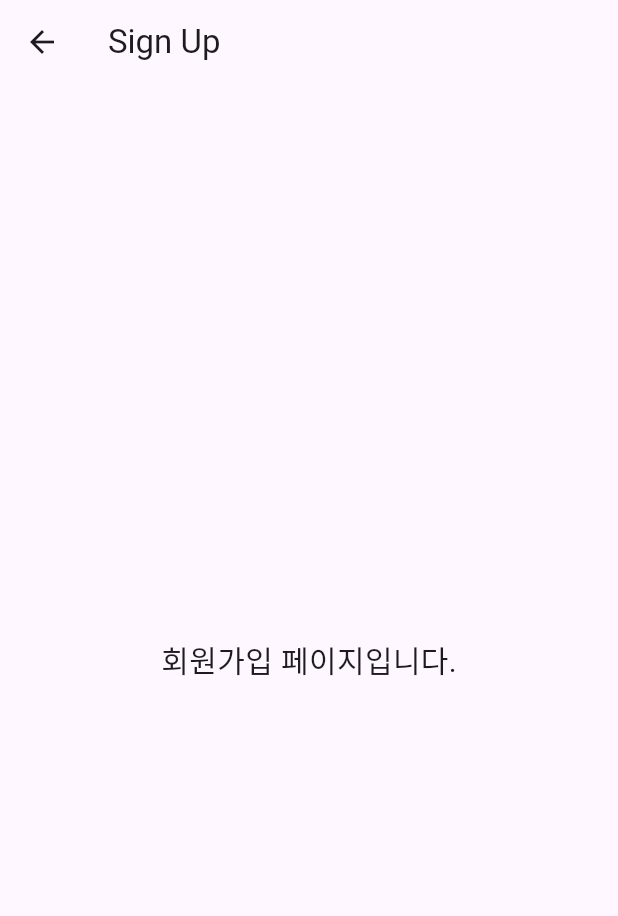
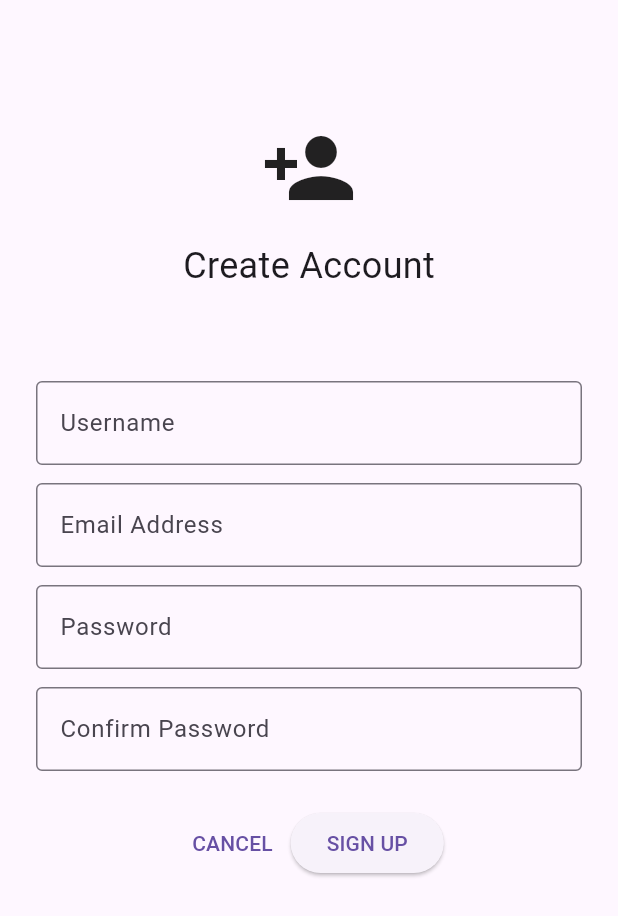
Before and after one commit to 8oo30un/moAppGae_midterm, a Flutter app: the SignUpPage screen opened by its route, on a phone screen of 412 x 824 dp. Shown: the top 916 px of the screen. Run offline on Flutter 3.47's test engine with Material 3 defaults, Android fonts, the phone set to English and light mode, and no system bars.

Commit message:
fix: signup page

```diff
--- a/lib/signUp.dart
+++ b/lib/signUp.dart
@@ -1,18 +1,98 @@
 import 'package:flutter/material.dart';
 
-class SignUpPage extends StatelessWidget {
-  const SignUpPage({super.key});
+class SignUpPage extends StatefulWidget {
+  const SignUpPage({Key? key}) : super(key: key);
+
+  @override
+  _SignUpPageState createState() => _SignUpPageState();
+}
+
+class _SignUpPageState extends State<SignUpPage> {
+  final _usernameController = TextEditingController();
+  final _emailController = TextEditingController();
+  final _passwordController = TextEditingController();
+  final _confirmPasswordController = TextEditingController();
 
   @override
   Widget build(BuildContext context) {
     return Scaffold(
-      appBar: AppBar(
-        title: const Text('Sign Up'),
-      ),
-      body: const Center(
-        child: Text(
-          '회원가입 페이지입니다.',
-          style: TextStyle(fontSize: 20),
+      body: SafeArea(
+        child: ListView(
+          padding: const EdgeInsets.symmetric(horizontal: 24.0),
+          children: <Widget>[
+            const SizedBox(height: 80.0),
+            Column(
+              children: const <Widget>[
+                Icon(Icons.person_add, size: 64.0),
+                SizedBox(height: 16.0),
+                Text('Create Account', style: TextStyle(fontSize: 24)),
+              ],
+            ),
+            const SizedBox(height: 60.0),
+            TextField(
+              controller: _usernameController,
+              decoration: const InputDecoration(
+                labelText: 'Username',
+                border: OutlineInputBorder(
+                  borderRadius: BorderRadius.all(Radius.circular(4.0)),
+                ),
+              ),
+            ),
+            const SizedBox(height: 12.0),
+            TextField(
+              controller: _emailController,
+              decoration: const InputDecoration(
+                labelText: 'Email Address',
+                border: OutlineInputBorder(
+                  borderRadius: BorderRadius.all(Radius.circular(4.0)),
+                ),
+              ),
+              keyboardType: TextInputType.emailAddress,
+            ),
+            const SizedBox(height: 12.0),
+            TextField(
+              controller: _passwordController,
+              decoration: const InputDecoration(
+                labelText: 'Password',
+                border: OutlineInputBorder(
+                  borderRadius: BorderRadius.all(Radius.circular(4.0)),
+                ),
+              ),
+              obscureText: true,
+            ),
+            const SizedBox(height: 12.0),
+            TextField(
+              controller: _confirmPasswordController,
+              decoration: const InputDecoration(
+                labelText: 'Confirm Password',
+                border: OutlineInputBorder(
+                  borderRadius: BorderRadius.all(Radius.circular(4.0)),
+                ),
+              ),
+              obscureText: true,
+            ),
+            const SizedBox(height: 24.0),
+            OverflowBar(
+              alignment: MainAxisAlignment.center,
+              children: <Widget>[
+                TextButton(
+                  child: const Text('CANCEL'),
+                  onPressed: () {
+                    _usernameController.clear();
+                    _emailController.clear();
+                    _passwordController.clear();
+                    _confirmPasswordController.clear();
+                  },
+                ),
+                ElevatedButton(
+                  child: const Text('SIGN UP'),
+                  onPressed: () {
+                    Navigator.pop(context); // 로그인 페이지로 돌아가기
+                  },
+                ),
+              ],
+            ),
+          ],
         ),
       ),
     );
```
